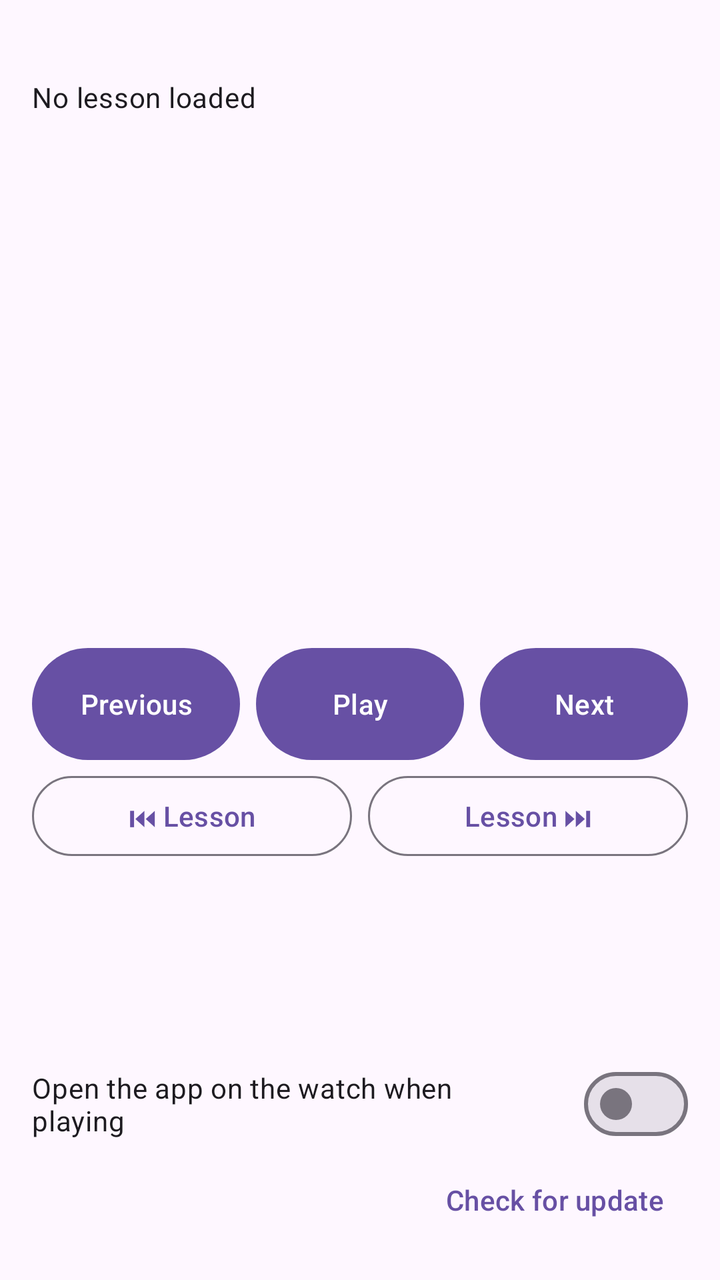
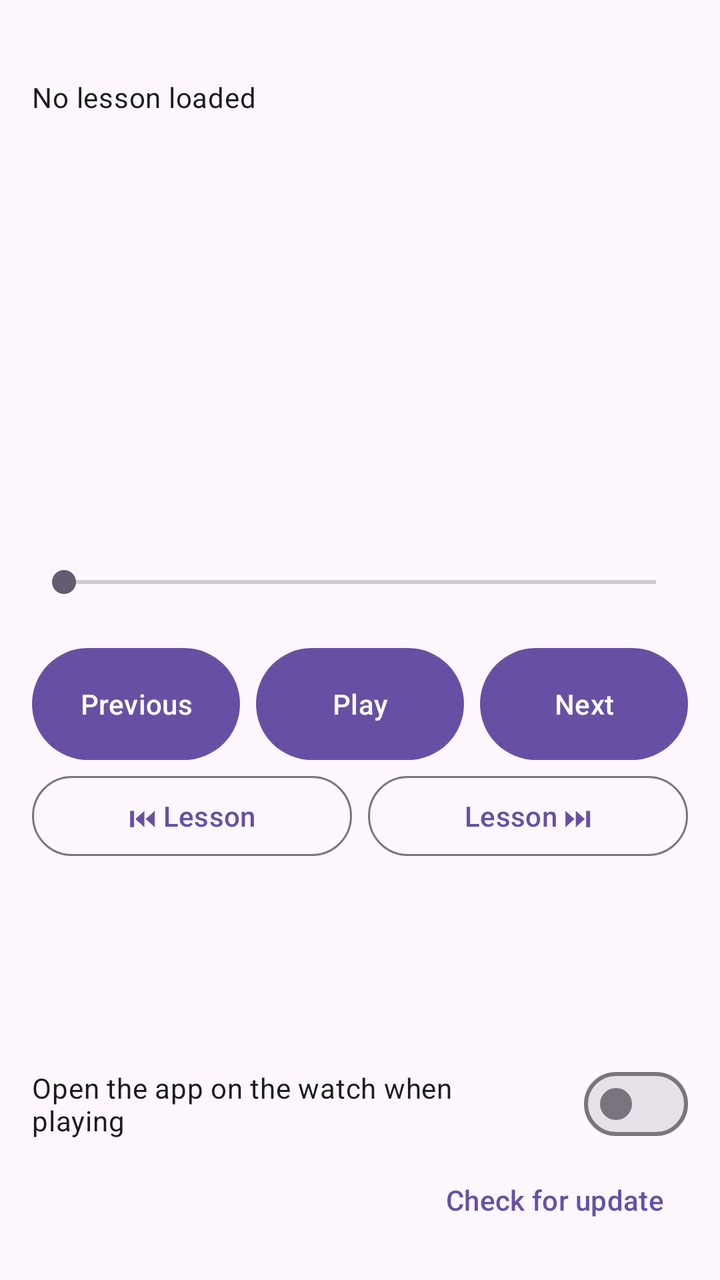

Screens rendered from an Android XML layout before and after an edit, with the pre-edit source and the edit as a unified diff.
<!-- AndroidManifest.xml: application theme Theme.LessonSubtitles -->
<!-- res/layout/panel_player.xml -->
<?xml version="1.0" encoding="utf-8"?>
<LinearLayout xmlns:android="http://schemas.android.com/apk/res/android"
    android:id="@+id/playerPanel"
    android:layout_width="match_parent"
    android:layout_height="match_parent"
    android:orientation="vertical"
    android:padding="16dp">

    <TextView
        android:id="@+id/queueInfo"
        android:layout_width="match_parent"
        android:layout_height="wrap_content"
        android:ellipsize="end"
        android:singleLine="true"
        android:textAppearance="?attr/textAppearanceLabelLarge" />

    <TextView
        android:id="@+id/lessonTitle"
        android:layout_width="match_parent"
        android:layout_height="wrap_content"
        android:layout_marginTop="4dp"
        android:ellipsize="middle"
        android:singleLine="true"
        android:text="@string/no_lesson"
        android:textAppearance="?attr/textAppearanceBodyMedium" />

    <TextView
        android:id="@+id/segmentText"
        android:layout_width="match_parent"
        android:layout_height="0dp"
        android:layout_weight="1"
        android:autoSizeMaxTextSize="48sp"
        android:autoSizeMinTextSize="14sp"
        android:autoSizeTextType="uniform"
        android:gravity="center"
        android:padding="8dp"
        android:textColor="?android:attr/textColorPrimary" />

    <TextView
        android:id="@+id/segmentInfo"
        android:layout_width="match_parent"
        android:layout_height="wrap_content"
        android:gravity="center"
        android:textAppearance="?attr/textAppearanceBodySmall" />

    <TextView
        android:id="@+id/timeText"
        android:layout_width="match_parent"
        android:layout_height="wrap_content"
        android:layout_marginTop="4dp"
        android:gravity="center"
        android:textAppearance="?attr/textAppearanceBodyLarge" />

    
    <LinearLayout
        android:layout_width="match_parent"
        android:layout_height="wrap_content"
        android:layout_marginTop="12dp"
        android:orientation="horizontal">

        <Button
            android:id="@+id/prevButton"
            android:layout_width="0dp"
            android:layout_height="64dp"
            android:layout_weight="1"
            android:text="@string/previous" />

        <Button
            android:id="@+id/playButton"
            android:layout_width="0dp"
            android:layout_height="64dp"
            android:layout_marginHorizontal="8dp"
            android:layout_weight="1"
            android:text="@string/play" />

        <Button
            android:id="@+id/nextButton"
            android:layout_width="0dp"
            android:layout_height="64dp"
            android:layout_weight="1"
            android:text="@string/next" />
    </LinearLayout>

    
    <LinearLayout
        android:layout_width="match_parent"
        android:layout_height="wrap_content"
        android:orientation="horizontal">

        <Button
            android:id="@+id/prevLessonButton"
            style="?attr/materialButtonOutlinedStyle"
            android:layout_width="0dp"
            android:layout_height="wrap_content"
            android:layout_marginEnd="4dp"
            android:layout_weight="1"
            android:text="@string/previous_lesson" />

        <Button
            android:id="@+id/nextLessonButton"
            style="?attr/materialButtonOutlinedStyle"
            android:layout_width="0dp"
            android:layout_height="wrap_content"
            android:layout_marginStart="4dp"
            android:layout_weight="1"
            android:text="@string/next_lesson" />
    </LinearLayout>

    <Button
        android:id="@+id/endModeButton"
        style="?attr/borderlessButtonStyle"
        android:layout_width="match_parent"
        android:layout_height="wrap_content" />

    <Button
        android:id="@+id/speedButton"
        style="?attr/borderlessButtonStyle"
        android:layout_width="match_parent"
        android:layout_height="wrap_content" />

    <com.google.android.material.materialswitch.MaterialSwitch
        android:id="@+id/autoOpenSwitch"
        android:layout_width="match_parent"
        android:layout_height="wrap_content"
        android:text="@string/auto_open_watch" />

    <LinearLayout
        android:layout_width="match_parent"
        android:layout_height="wrap_content"
        android:gravity="center_vertical"
        android:orientation="horizontal">

        <TextView
            android:id="@+id/watchStatus"
            android:layout_width="0dp"
            android:layout_height="wrap_content"
            android:layout_weight="1"
            android:textAppearance="?attr/textAppearanceBodySmall" />

        <TextView
            android:id="@+id/versionText"
            android:layout_width="wrap_content"
            android:layout_height="wrap_content"
            android:textAppearance="?attr/textAppearanceBodySmall" />

        <Button
            android:id="@+id/updateButton"
            style="?attr/borderlessButtonStyle"
            android:layout_width="wrap_content"
            android:layout_height="wrap_content"
            android:text="@string/check_update" />
    </LinearLayout>
</LinearLayout>
<!-- resources referenced by this layout -->
<resources>
  <string name="auto_open_watch">Open the app on the watch when playing</string>
  <string name="check_update">Check for update</string>
  <string name="next">Next</string>
  <string name="next_lesson">Lesson ⏭</string>
  <string name="no_lesson">No lesson loaded</string>
  <string name="play">Play</string>
  <string name="previous">Previous</string>
  <string name="previous_lesson">⏮ Lesson</string>
  <style name="Theme.LessonSubtitles" parent="Theme.Material3.DayNight.NoActionBar" />
</resources>

<!-- the commit's change to res/layout/panel_player.xml (unified diff, before → after) -->
@@ -50,6 +50,13 @@
         android:layout_marginTop="4dp"
         android:gravity="center"
         android:textAppearance="?attr/textAppearanceBodyLarge" />
+
+    <SeekBar
+        android:id="@+id/seekBar"
+        android:layout_width="match_parent"
+        android:layout_height="wrap_content"
+        android:layout_marginTop="4dp"
+        android:paddingVertical="8dp" />
 
     
     <LinearLayout
